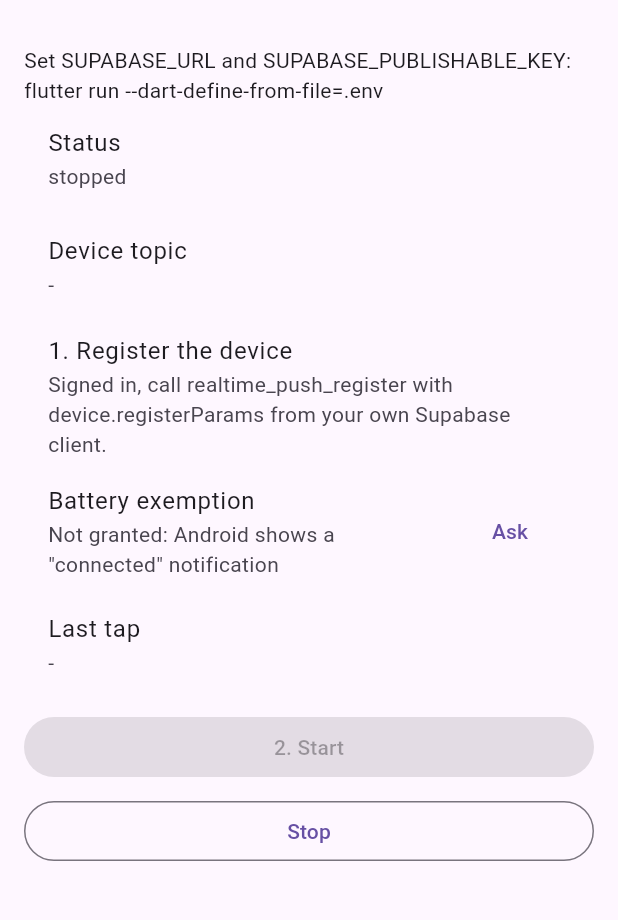
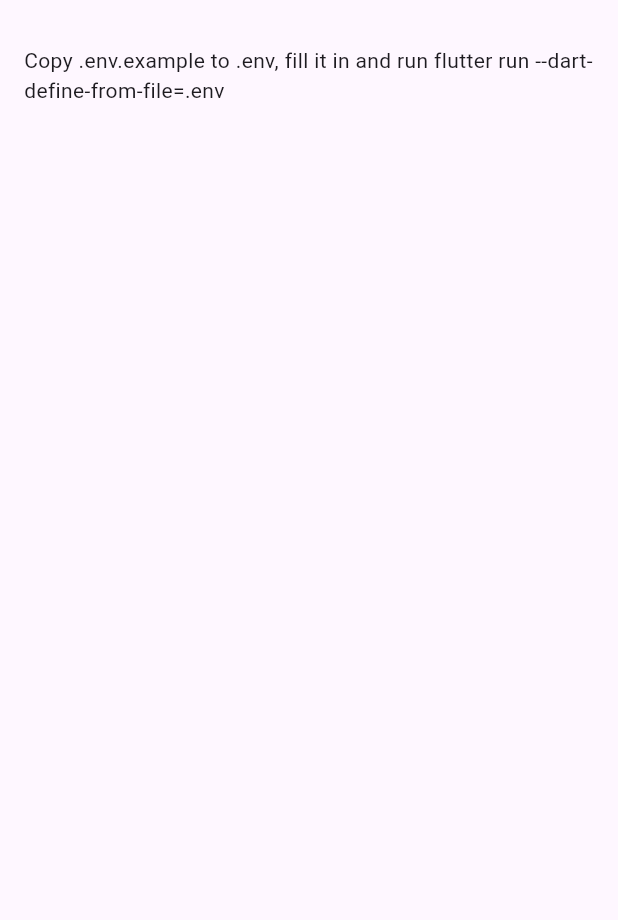
Before and after one commit to Franklyn-R-Silva/supabase_realtime_push, a Flutter app: the screen it shows after launch, on a phone screen of 412 x 824 dp, the part 63-983 px from its top. Run offline on Flutter 3.47's test engine with Material 3 defaults, Android fonts, the phone set to English and light mode, and no system bars; our stand-ins replace supabase_flutter; accounts and stored records are empty.

Commit message:
docs: readme from setup to the first notification, and a full example (#14)
Someone new can now go from nothing to a notification on a closed app by
following the README. The example app does the same flow for real: sign
in, register the device, start the service, sign out.

## What and why

**README**
- How it works, and when FCM is the better tool: users with Play
services, shipped on Play.
- The SQL objects, with the final signatures from #13.
- The self-hosted Realtime limit, `TENANT_MAX_CONCURRENT_USERS`, which
defaults to 200 and must be set in the environment because
`SEED_SELF_HOST` recreates the tenant.
- Register and start after sign-in, then unregister and `forgetDevice`
on sign-out.
- Sending with `realtime_push_send`, clearing with
`realtime_push_mark_read`, and handling taps.
- Replacing `realtime_push_snapshot_for` with your own tables: use
`p_user`, not `auth.uid()`, and make `revision` grow.
- Battery exemption, Doze, and the Google Play rule: the direct
exemption dialog is accepted only for apps that *cannot* use FCM, with a
link to the official table. Fleets that install an APK are not bound by
it.
- Security model and limits: Android only, one connection per device,
the 24 h close on Cloud, and the topic has to be public.

**Example**
- Uses `supabase_flutter` 2.18 (`publishableKey`), which needs Flutter
3.35, so `example/pubspec.yaml` says `sdk: ^3.9.0`. The package still
supports 3.32.
- Shows the user id, so you can try `select realtime_push_send('<id>',
...)` from the SQL editor.

Stacked on #12: the base is `feat/dart-api` and the diff shows only this
PR. Merge #12 first; GitHub then moves this PR to `main`.

Closes #5

## How I checked it

- `flutter analyze --fatal-infos` (example included) and `flutter test`
(17) pass.
- Every SQL name and parameter in the README matches
`supabase/realtime_push.sql` in #13.
- Not run on a phone: the native side is still in review.

🤖 Generated with [Claude Code](https://claude.com/claude-code)

---------

Co-authored-by: Claude Opus 5.5 <noreply@anthropic.com>

```diff
--- a/example/lib/main.dart
+++ b/example/lib/main.dart
@@ -1,15 +1,26 @@
-// package:material_ui needs Flutter 3.47; the example still supports 3.32.
+// package:material_ui needs Flutter 3.47; the example still supports 3.35.
 // ignore: deprecated_member_use
 import 'package:flutter/material.dart';
+import 'package:supabase_flutter/supabase_flutter.dart';
 import 'package:supabase_realtime_push/supabase_realtime_push.dart';
 
 // Run with: flutter run --dart-define-from-file=.env (see .env.example).
 const _supabaseUrl = String.fromEnvironment('SUPABASE_URL');
 const _publishableKey = String.fromEnvironment('SUPABASE_PUBLISHABLE_KEY');
+const _configured = _supabaseUrl != '' && _publishableKey != '';
 
-void main() => runApp(const MaterialApp(home: PushDemo()));
+Future<void> main() async {
+  WidgetsFlutterBinding.ensureInitialized();
+  if (_configured) {
+    await Supabase.initialize(
+      url: _supabaseUrl,
+      publishableKey: _publishableKey,
+    );
+  }
+  runApp(const MaterialApp(home: PushDemo()));
+}
 
-/// Shows the service's state and the steps an app goes through.
+/// Signs in, registers the device, starts the service and shows its state.
 class PushDemo extends StatefulWidget {
   /// Creates the demo screen.
   const PushDemo({super.key});
@@ -19,19 +30,41 @@ class PushDemo extends StatefulWidget {
 }
 
 class _PushDemoState extends State<PushDemo> {
-  PushDevice? _device;
+  final _email = TextEditingController();
+  final _password = TextEditingController();
   PushStatus _status = PushStatus.stopped;
   bool _exempt = false;
   String _lastTap = '-';
+  String? _error;
+
+  SupabaseClient get _supabase => Supabase.instance.client;
+
+  bool get _signedIn => _configured && _supabase.auth.currentSession != null;
 
   @override
   void initState() {
     super.initState();
-    SupabaseRealtimePush.taps.listen((tap) => _showTap(tap));
+    if (!_configured || !SupabaseRealtimePush.isSupported) return;
+    _supabase.auth.onAuthStateChange.listen((state) async {
+      // Also covers sessions that end without the button (revoked, password
+      // changed): the next person on this phone must not get these.
+      if (state.event == AuthChangeEvent.signedOut) {
+        await SupabaseRealtimePush.stop(forgetDevice: true);
+      }
+      await _refresh();
+    });
+    SupabaseRealtimePush.taps.listen(_showTap);
     SupabaseRealtimePush.launchTap().then((tap) {
       if (tap != null) _showTap(tap);
     });
     _refresh();
+  }
+
+  @override
+  void dispose() {
+    _email.dispose();
+    _password.dispose();
+    super.dispose();
   }
 
   void _showTap(PushTap tap) {
@@ -39,40 +72,70 @@ class _PushDemoState extends State<PushDemo> {
   }
 
   Future<void> _refresh() async {
-    if (!SupabaseRealtimePush.isSupported) return;
-    final device = await SupabaseRealtimePush.device();
     final status = await SupabaseRealtimePush.status();
     final exempt = await SupabaseRealtimePush.isIgnoringBatteryOptimizations();
     if (!mounted) return;
     setState(() {
-      _device = device;
       _status = status;
       _exempt = exempt;
     });
   }
 
-  Future<void> _start() async {
+  // Shows the error instead of losing it in the console.
+  Future<void> _run(Future<void> Function() action) async {
+    setState(() => _error = null);
+    try {
+      await action();
+    } on Object catch (e) {
+      if (mounted) setState(() => _error = '$e');
+    }
+    await _refresh();
+  }
+
+  Future<void> _signIn() => _run(() async {
+    await _supabase.auth.signInWithPassword(
+      email: _email.text.trim(),
+      password: _password.text,
+    );
+  });
+
+  // The order matters: the database must know the device before the service
+  // asks it for a snapshot, or the first answer is `rejected`.
+  Future<void> _turnOn() => _run(() async {
     await SupabaseRealtimePush.requestNotificationPermission();
+    final device = await SupabaseRealtimePush.device();
+    await _supabase.rpc<void>(
+      'realtime_push_register',
+      params: device.registerParams,
+    );
     await SupabaseRealtimePush.start(
       supabaseUrl: Uri.parse(_supabaseUrl),
       publishableKey: _publishableKey,
     );
-    await _refresh();
-  }
+  });
 
-  Future<void> _stop() async {
-    await SupabaseRealtimePush.stop();
-    await _refresh();
-  }
+  // Unregister while the session is still valid, then forget the pair so the
+  // next user of this phone gets a new one.
+  Future<void> _signOut() => _run(() async {
+    final device = await SupabaseRealtimePush.device();
+    try {
+      await _supabase.rpc<void>(
+        'realtime_push_unregister',
+        params: device.unregisterParams,
+      );
+    } on Object {
+      // Offline: sign out anyway. The forgotten pair can no longer read
+      // anything.
+    }
+    await SupabaseRealtimePush.stop(forgetDevice: true);
+    await _supabase.auth.signOut();
+  });
 
-  Future<void> _askExemption() async {
-    await SupabaseRealtimePush.requestIgnoreBatteryOptimizations();
-    await _refresh();
-  }
+  Future<void> _askExemption() =>
+      _run(SupabaseRealtimePush.requestIgnoreBatteryOptimizations);
 
   @override
   Widget build(BuildContext context) {
-    final configured = _supabaseUrl.isNotEmpty && _publishableKey.isNotEmpty;
     return Scaffold(
       appBar: AppBar(title: const Text('supabase_realtime_push')),
       body: ListView(
@@ -80,23 +143,32 @@ class _PushDemoState extends State<PushDemo> {
         children: [
           if (!SupabaseRealtimePush.isSupported)
             const Text('This plugin runs on Android only.')
-          else ...[
-            if (!configured)
-              const Text(
-                'Set SUPABASE_URL and SUPABASE_PUBLISHABLE_KEY: '
-                'flutter run --dart-define-from-file=.env',
-              ),
-            ListTile(title: const Text('Status'), subtitle: Text(_status.name)),
+          else if (!_configured)
+            const Text(
+              'Copy .env.example to .env, fill it in and run '
+              'flutter run --dart-define-from-file=.env',
+            )
+          else if (!_signedIn) ...[
+            TextField(
+              controller: _email,
+              decoration: const InputDecoration(labelText: 'Email'),
+              keyboardType: TextInputType.emailAddress,
+            ),
+            TextField(
+              controller: _password,
+              decoration: const InputDecoration(labelText: 'Password'),
+              obscureText: true,
+            ),
+            const SizedBox(height: 16),
+            FilledButton(onPressed: _signIn, child: const Text('Sign in')),
+          ] else ...[
             ListTile(
-              title: const Text('Device topic'),
-              subtitle: SelectableText(_device?.topic ?? '-'),
+              title: const Text('User id (for realtime_push_send)'),
+              subtitle: SelectableText(_supabase.auth.currentUser?.id ?? '-'),
             ),
-            const ListTile(
-              title: Text('1. Register the device'),
-              subtitle: Text(
-                'Signed in, call realtime_push_register with '
-                'device.registerParams from your own Supabase client.',
-              ),
+            ListTile(
+              title: const Text('Service'),
+              subtitle: Text(_status.name),
             ),
             ListTile(
               title: const Text('Battery exemption'),
@@ -115,12 +187,20 @@ class _PushDemoState extends State<PushDemo> {
             ListTile(title: const Text('Last tap'), subtitle: Text(_lastTap)),
             const SizedBox(height: 8),
             FilledButton(
-              onPressed: configured ? _start : null,
-              child: const Text('2. Start'),
+              onPressed: _status == PushStatus.running ? null : _turnOn,
+              child: const Text('Turn on notifications'),
             ),
             const SizedBox(height: 8),
-            OutlinedButton(onPressed: _stop, child: const Text('Stop')),
+            OutlinedButton(onPressed: _signOut, child: const Text('Sign out')),
           ],
+          if (_error != null)
+            Padding(
+              padding: const EdgeInsets.only(top: 16),
+              child: Text(
+                _error!,
+                style: TextStyle(color: Theme.of(context).colorScheme.error),
+              ),
+            ),
         ],
       ),
     );
--- a/example/pubspec.yaml
+++ b/example/pubspec.yaml
@@ -5,7 +5,9 @@ description: "Demonstrates how to use the supabase_realtime_push plugin."
 publish_to: 'none' # Remove this line if you wish to publish to pub.dev
 
 environment:
-  sdk: ^3.13.5
+  # supabase_flutter 2.18 needs Dart 3.9 (Flutter 3.35); the package itself
+  # supports 3.32.
+  sdk: ^3.9.0
 
 # Dependencies specify other packages that your package needs in order to work.
 # To automatically upgrade your package dependencies to the latest versions
@@ -17,6 +19,7 @@ dependencies:
   flutter:
     sdk: flutter
 
+  supabase_flutter: ^2.18.3
   supabase_realtime_push:
     # When depending on this package from a real application you should use:
     #   supabase_realtime_push: ^x.y.z
```
Also changed, not shown: example/pubspec.lock, 4 other files.
